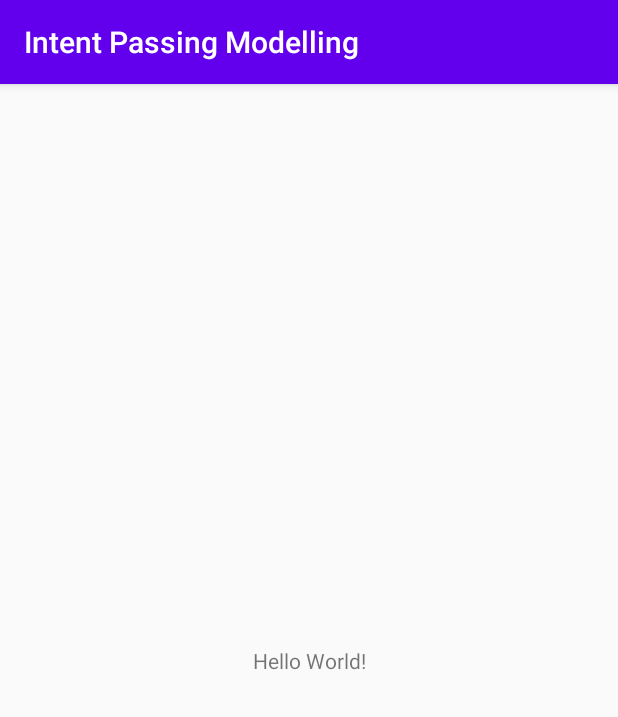
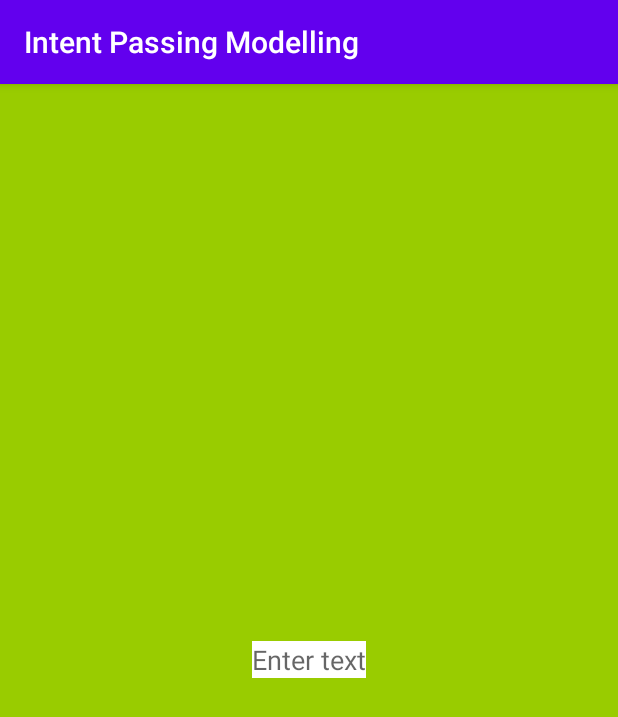
Before and after one commit to anantcodes/Intent-Passing-Modelling, an Android app: the screen it shows after launch (MainActivity), on a phone screen of 412 x 824 dp. Shown: the top 717 px of the screen. Run offline under Robolectric (Android 15) with nearby library versions, the phone set to English and light mode, and no system bars.

Commit message:
XML first verification added

```diff
--- a/app/src/main/res/layout/activity_main.xml
+++ b/app/src/main/res/layout/activity_main.xml
@@ -1,18 +1,20 @@
 <?xml version="1.0" encoding="utf-8"?>
-<androidx.constraintlayout.widget.ConstraintLayout xmlns:android="http://schemas.android.com/apk/res/android"
+<RelativeLayout xmlns:android="http://schemas.android.com/apk/res/android"
     xmlns:app="http://schemas.android.com/apk/res-auto"
     xmlns:tools="http://schemas.android.com/tools"
     android:layout_width="match_parent"
     android:layout_height="match_parent"
-    tools:context=".MainActivity">
+    tools:context=".MainActivity"
+    android:background="@android:color/holo_green_light">
 
-    <TextView
+
+    <EditText
         android:layout_width="wrap_content"
         android:layout_height="wrap_content"
-        android:text="Hello World!"
-        app:layout_constraintBottom_toBottomOf="parent"
-        app:layout_constraintLeft_toLeftOf="parent"
-        app:layout_constraintRight_toRightOf="parent"
-        app:layout_constraintTop_toTopOf="parent" />
+        android:hint="@string/enter_text"
+        android:background="#ffffff"
+        android:layout_centerInParent="true" />
 
-</androidx.constraintlayout.widget.ConstraintLayout>
+
+
+</RelativeLayout>
--- a/app/src/main/res/values/strings.xml
+++ b/app/src/main/res/values/strings.xml
@@ -1,3 +1,4 @@
 <resources>
     <string name="app_name">Intent Passing Modelling</string>
+    <string name="enter_text">Enter text</string>
 </resources>
```
